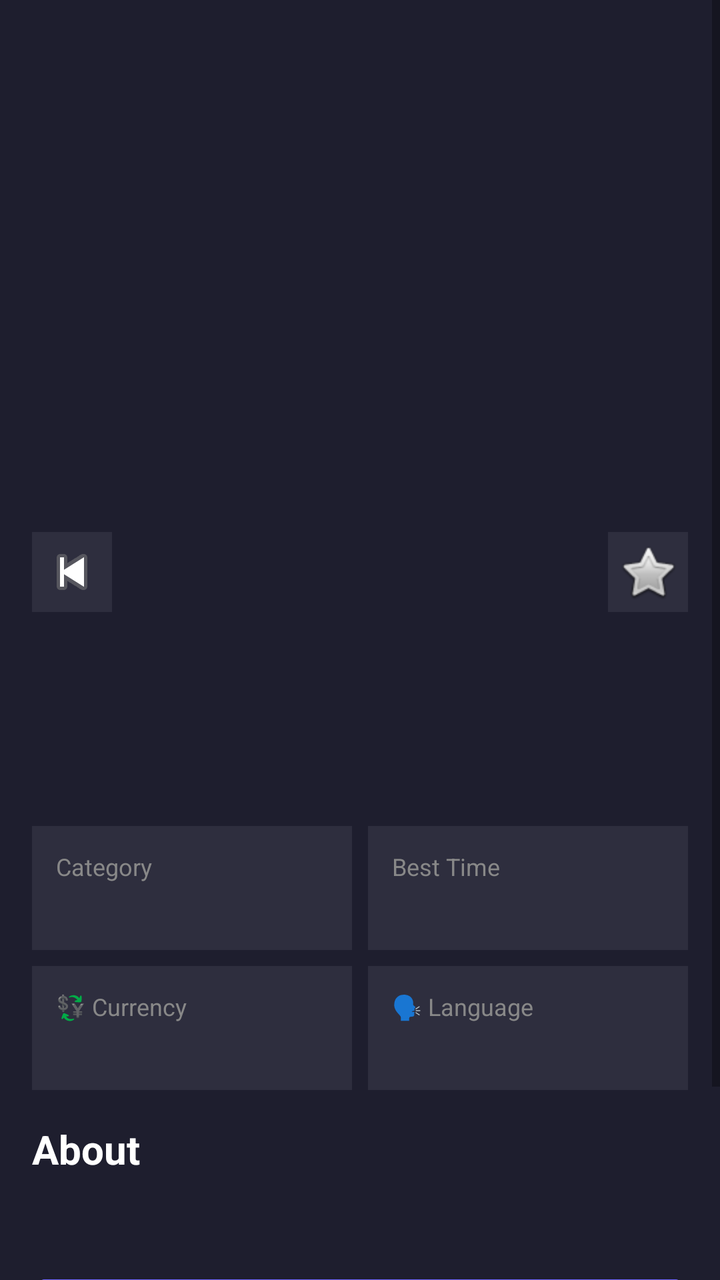
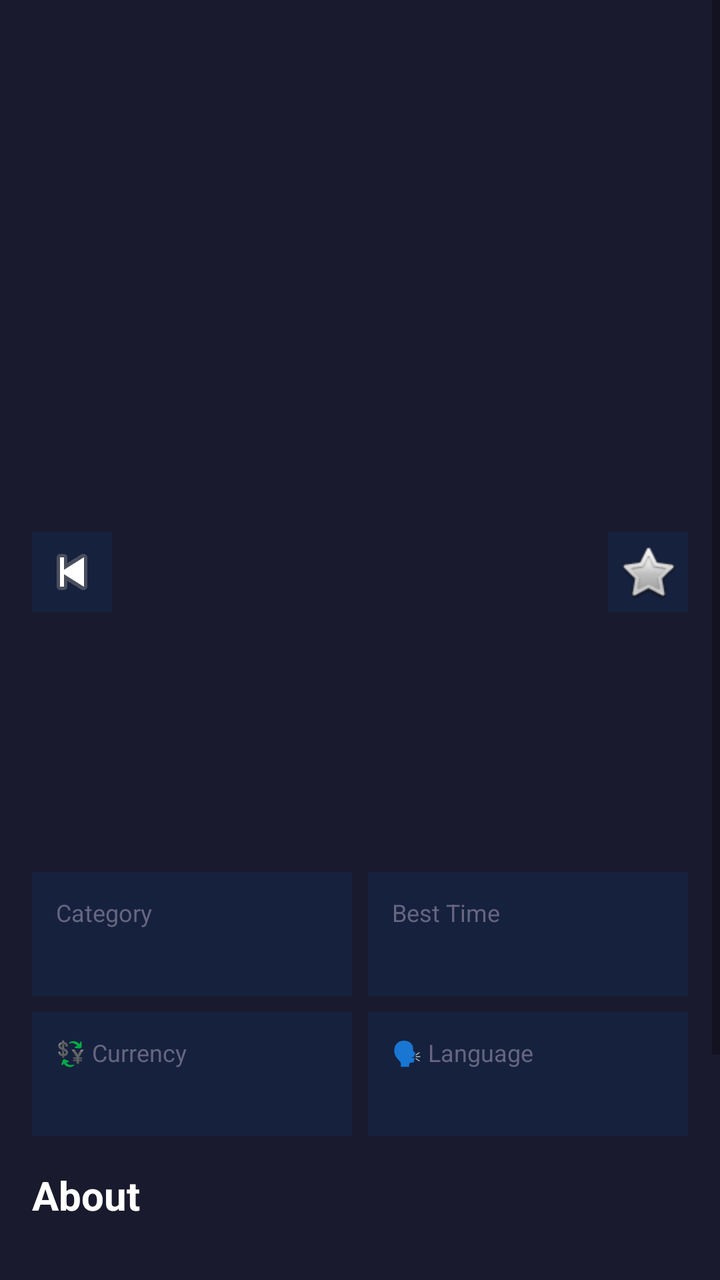

Compare the two renders of this Android layout. The source of the first and the diff that turns it into the second are given below.
<!-- AndroidManifest.xml: application theme Theme.TravelGuideApp -->
<!-- res/layout/fragment_detail.xml -->
<?xml version="1.0" encoding="utf-8"?>
<ScrollView xmlns:android="http://schemas.android.com/apk/res/android"
    android:layout_width="match_parent"
    android:layout_height="match_parent"
    android:background="#1E1E2E">

    <LinearLayout
        android:layout_width="match_parent"
        android:layout_height="wrap_content"
        android:orientation="vertical">

        
        <ImageView
            android:id="@+id/ivDestinationImage"
            android:layout_width="match_parent"
            android:layout_height="250dp"
            android:scaleType="centerCrop" />

        
        <LinearLayout
            android:layout_width="match_parent"
            android:layout_height="wrap_content"
            android:orientation="horizontal"
            android:padding="16dp">

            <ImageButton
                android:id="@+id/btnBack"
                android:layout_width="40dp"
                android:layout_height="40dp"
                android:background="#2E2E3E"
                android:src="@android:drawable/ic_media_previous"
                android:contentDescription="Back" />

            <View
                android:layout_width="0dp"
                android:layout_height="wrap_content"
                android:layout_weight="1" />

            <ImageButton
                android:id="@+id/btnWishlist"
                android:layout_width="40dp"
                android:layout_height="40dp"
                android:background="#2E2E3E"
                android:src="@android:drawable/btn_star_big_off"
                android:contentDescription="Wishlist" />

        </LinearLayout>

        
        <LinearLayout
            android:layout_width="match_parent"
            android:layout_height="wrap_content"
            android:orientation="vertical"
            android:padding="16dp">

            
            <LinearLayout
                android:layout_width="match_parent"
                android:layout_height="wrap_content"
                android:orientation="horizontal"
                android:baselineAligned="false">

                <LinearLayout
                    android:layout_width="0dp"
                    android:layout_height="wrap_content"
                    android:layout_weight="1"
                    android:orientation="vertical">

                    <TextView
                        android:id="@+id/tvDestinationName"
                        android:layout_width="wrap_content"
                        android:layout_height="wrap_content"
                        android:textColor="#FFFFFF"
                        android:textSize="28sp"
                        android:textStyle="bold" />

                    <TextView
                        android:id="@+id/tvCountry"
                        android:layout_width="wrap_content"
                        android:layout_height="wrap_content"
                        android:textColor="#AAAAAA"
                        android:textSize="16sp" />

                </LinearLayout>

                <TextView
                    android:id="@+id/tvRating"
                    android:layout_width="wrap_content"
                    android:layout_height="wrap_content"
                    android:textColor="#FFD700"
                    android:textSize="20sp"
                    android:textStyle="bold" />

            </LinearLayout>

            
            <LinearLayout
                android:layout_width="match_parent"
                android:layout_height="wrap_content"
                android:orientation="horizontal"
                android:layout_marginTop="16dp"
                android:baselineAligned="false"
                android:weightSum="2">

                <LinearLayout
                    android:layout_width="0dp"
                    android:layout_height="wrap_content"
                    android:layout_weight="1"
                    android:background="#2E2E3E"
                    android:orientation="vertical"
                    android:padding="12dp"
                    android:layout_marginEnd="8dp">

                    <TextView
                        android:layout_width="wrap_content"
                        android:layout_height="wrap_content"
                        android:text="Category"
                        android:textColor="#888888"
                        android:textSize="12sp" />

                    <TextView
                        android:id="@+id/tvCategory"
                        android:layout_width="wrap_content"
                        android:layout_height="wrap_content"
                        android:textColor="#FFFFFF"
                        android:textSize="16sp"
                        android:textStyle="bold" />

                </LinearLayout>

                <LinearLayout
                    android:layout_width="0dp"
                    android:layout_height="wrap_content"
                    android:layout_weight="1"
                    android:background="#2E2E3E"
                    android:orientation="vertical"
                    android:padding="12dp">

                    <TextView
                        android:layout_width="wrap_content"
                        android:layout_height="wrap_content"
                        android:text="Best Time"
                        android:textColor="#888888"
                        android:textSize="12sp" />

                    <TextView
                        android:id="@+id/tvBestTime"
                        android:layout_width="wrap_content"
                        android:layout_height="wrap_content"
                        android:textColor="#FFFFFF"
                        android:textSize="16sp"
                        android:textStyle="bold" />

                </LinearLayout>

            </LinearLayout>

            
            <LinearLayout
                android:layout_width="match_parent"
                android:layout_height="wrap_content"
                android:orientation="horizontal"
                android:layout_marginTop="8dp"
                android:baselineAligned="false"
                android:weightSum="2">

                <LinearLayout
                    android:layout_width="0dp"
                    android:layout_height="wrap_content"
                    android:layout_weight="1"
                    android:background="#2E2E3E"
                    android:orientation="vertical"
                    android:padding="12dp"
                    android:layout_marginEnd="8dp">

                    <TextView
                        android:layout_width="wrap_content"
                        android:layout_height="wrap_content"
                        android:text="💱 Currency"
                        android:textColor="#888888"
                        android:textSize="12sp" />

                    <TextView
                        android:id="@+id/tvCurrency"
                        android:layout_width="wrap_content"
                        android:layout_height="wrap_content"
                        android:textColor="#FFFFFF"
                        android:textSize="16sp"
                        android:textStyle="bold" />

                </LinearLayout>

                <LinearLayout
                    android:layout_width="0dp"
                    android:layout_height="wrap_content"
                    android:layout_weight="1"
                    android:background="#2E2E3E"
                    android:orientation="vertical"
                    android:padding="12dp">

                    <TextView
                        android:layout_width="wrap_content"
                        android:layout_height="wrap_content"
                        android:text="🗣️ Language"
                        android:textColor="#888888"
                        android:textSize="12sp" />

                    <TextView
                        android:id="@+id/tvLanguage"
                        android:layout_width="wrap_content"
                        android:layout_height="wrap_content"
                        android:textColor="#FFFFFF"
                        android:textSize="16sp"
                        android:textStyle="bold" />

                </LinearLayout>

            </LinearLayout>

            
            <TextView
                android:layout_width="wrap_content"
                android:layout_height="wrap_content"
                android:text="About"
                android:textColor="#FFFFFF"
                android:textSize="20sp"
                android:textStyle="bold"
                android:layout_marginTop="16dp"
                android:layout_marginBottom="8dp" />

            <TextView
                android:id="@+id/tvDescription"
                android:layout_width="match_parent"
                android:layout_height="wrap_content"
                android:textColor="#AAAAAA"
                android:textSize="16sp"
                android:lineSpacingExtra="4dp" />

            
            <Button
                android:id="@+id/btnAddToPlanner"
                android:layout_width="match_parent"
                android:layout_height="wrap_content"
                android:layout_marginTop="16dp"
                android:backgroundTint="#6C63FF"
                android:text="📅 Add to Trip Planner"
                android:textColor="#FFFFFF"
                android:padding="14dp" />

            <Button
                android:id="@+id/btnAddJournal"
                android:layout_width="match_parent"
                android:layout_height="wrap_content"
                android:layout_marginTop="8dp"
                android:backgroundTint="#2E2E3E"
                android:text="📔 Write Journal Entry"
                android:textColor="#FFFFFF"
                android:padding="14dp" />

        </LinearLayout>

    </LinearLayout>

</ScrollView>
<!-- resources referenced by this layout -->
<resources>
  <style name="Theme.TravelGuideApp" parent="Theme.MaterialComponents.DayNight.NoActionBar">
          <item name="colorPrimary">@color/primary</item>
          <item name="colorPrimaryVariant">@color/primary_dark</item>
          <item name="colorOnPrimary">@color/text_primary</item>
          <item name="colorSecondary">@color/accent_gold</item>
          <item name="colorOnSecondary">@color/background_dark</item>
          <item name="android:windowBackground">@color/background_dark</item>
          <item name="android:statusBarColor">@color/background_dark</item>
          <item name="android:navigationBarColor">@color/bottom_nav_background</item>
  
          
          <item name="materialCardViewStyle">@style/CardStyle</item>
  
          
          <item name="materialButtonStyle">@style/ButtonStyle</item>
      </style>
  <color name="primary">#6C63FF</color>
  <color name="primary_dark">#4B44CC</color>
  <color name="text_primary">#FFFFFF</color>
  <color name="accent_gold">#FFD700</color>
  <color name="background_dark">#1A1A2E</color>
  <color name="bottom_nav_background">#16213E</color>
  <style name="CardStyle" parent="Widget.MaterialComponents.CardView">
          <item name="cardBackgroundColor">@color/background_card</item>
          <item name="cardCornerRadius">16dp</item>
          <item name="cardElevation">8dp</item>
      </style>
  <style name="ButtonStyle" parent="Widget.MaterialComponents.Button">
          <item name="backgroundTint">@color/primary</item>
          <item name="android:textColor">@color/text_primary</item>
          <item name="cornerRadius">12dp</item>
      </style>
  <color name="background_card">#16213E</color>
</resources>

<!-- the commit's change to res/layout/fragment_detail.xml (unified diff, before → after) -->
@@ -2,7 +2,7 @@
 <ScrollView xmlns:android="http://schemas.android.com/apk/res/android"
     android:layout_width="match_parent"
     android:layout_height="match_parent"
-    android:background="#1E1E2E">
+    android:background="@color/background_dark">
 
     <LinearLayout
         android:layout_width="match_parent"
@@ -27,7 +27,7 @@
                 android:id="@+id/btnBack"
                 android:layout_width="40dp"
                 android:layout_height="40dp"
-                android:background="#2E2E3E"
+                android:background="@color/background_card"
                 android:src="@android:drawable/ic_media_previous"
                 android:contentDescription="Back" />
 
@@ -40,7 +40,7 @@
                 android:id="@+id/btnWishlist"
                 android:layout_width="40dp"
                 android:layout_height="40dp"
-                android:background="#2E2E3E"
+                android:background="@color/background_card"
                 android:src="@android:drawable/btn_star_big_off"
                 android:contentDescription="Wishlist" />
 
@@ -70,7 +70,7 @@
                         android:id="@+id/tvDestinationName"
                         android:layout_width="wrap_content"
                         android:layout_height="wrap_content"
-                        android:textColor="#FFFFFF"
+                        android:textColor="@color/text_primary"
                         android:textSize="28sp"
                         android:textStyle="bold" />
 
@@ -78,7 +78,7 @@
                         android:id="@+id/tvCountry"
                         android:layout_width="wrap_content"
                         android:layout_height="wrap_content"
-                        android:textColor="#AAAAAA"
+                        android:textColor="@color/text_secondary"
                         android:textSize="16sp" />
 
                 </LinearLayout>
@@ -87,11 +87,139 @@
                     android:id="@+id/tvRating"
                     android:layout_width="wrap_content"
                     android:layout_height="wrap_content"
-                    android:textColor="#FFD700"
+                    android:textColor="@color/accent_gold"
                     android:textSize="20sp"
                     android:textStyle="bold" />
 
             </LinearLayout>
+
+            
+            <TextView
+                android:id="@+id/tvPopulation"
+                android:layout_width="wrap_content"
+                android:layout_height="wrap_content"
+                android:textColor="@color/text_secondary"
+                android:textSize="14sp"
+                android:layout_marginTop="4dp" />
+
+            
+            <androidx.cardview.widget.CardView
+                xmlns:app="http://schemas.android.com/apk/res-auto"
+                android:id="@+id/weatherCard"
+                android:layout_width="match_parent"
+                android:layout_height="wrap_content"
+                android:layout_marginTop="16dp"
+                android:visibility="gone"
+                app:cardBackgroundColor="@color/background_card"
+                app:cardCornerRadius="16dp"
+                app:cardElevation="4dp">
+
+                <LinearLayout
+                    android:layout_width="match_parent"
+                    android:layout_height="wrap_content"
+                    android:orientation="vertical"
+                    android:padding="16dp">
+
+                    <TextView
+                        android:layout_width="wrap_content"
+                        android:layout_height="wrap_content"
+                        android:text="🌤️ Live Weather"
+                        android:textColor="@color/text_primary"
+                        android:textSize="16sp"
+                        android:textStyle="bold"
+                        android:layout_marginBottom="12dp" />
+
+                    <LinearLayout
+                        android:layout_width="match_parent"
+                        android:layout_height="wrap_content"
+                        android:orientation="horizontal"
+                        android:baselineAligned="false"
+                        android:weightSum="3">
+
+                        <LinearLayout
+                            android:layout_width="0dp"
+                            android:layout_height="wrap_content"
+                            android:layout_weight="1"
+                            android:gravity="center"
+                            android:orientation="vertical">
+
+                            <TextView
+                                android:id="@+id/tvWeatherEmoji"
+                                android:layout_width="wrap_content"
+                                android:layout_height="wrap_content"
+                                android:textSize="32sp" />
+
+                            <TextView
+                                android:id="@+id/tvWeatherTemp"
+                                android:layout_width="wrap_content"
+                                android:layout_height="wrap_content"
+                                android:textColor="@color/text_primary"
+                                android:textSize="18sp"
+                                android:textStyle="bold" />
+
+                            <TextView
+                                android:layout_width="wrap_content"
+                                android:layout_height="wrap_content"
+                                android:text="Temperature"
+                                android:textColor="@color/text_secondary"
+                                android:textSize="12sp" />
+
+                        </LinearLayout>
+
+                        <LinearLayout
+                            android:layout_width="0dp"
+                            android:layout_height="wrap_content"
+                            android:layout_weight="1"
+                            android:gravity="center"
+                            android:orientation="vertical">
+
+                            <TextView
+                                android:id="@+id/tvWeatherDesc"
+                                android:layout_width="wrap_content"
+                                android:layout_height="wrap_content"
+                                android:textColor="@color/text_primary"
+                                android:textSize="14sp"
+                                android:textStyle="bold"
+                                android:gravity="center" />
+
+                            <TextView
+                                android:layout_width="wrap_content"
+                                android:layout_height="wrap_content"
+                                android:text="Condition"
+                                android:textColor="@color/text_secondary"
+                                android:textSize="12sp" />
+
+                        </LinearLayout>
+
+                        <LinearLayout
+                            android:layout_width="0dp"
+                            android:layout_height="wrap_content"
+                            android:layout_weight="1"
+                            android:gravity="center"
+                            android:orientation="vertical">
+
+                            <TextView
+                                android:id="@+id/tvWeatherWind"
+                                android:layout_width="wrap_content"
+                                android:layout_height="wrap_content"
+                                android:textColor="@color/text_primary"
+                                android:textSize="18sp"
+                                android:textStyle="bold" />
+
+                            <TextView
+                                android:layout_width="wrap_content"
+                                android:layout_height="wrap_content"
+                                android:text="Wind km/h"
+                                android:textColor="@color/text_secondary"
+                                android:textSize="12sp" />
+
+                        </LinearLayout>
+
+                    </LinearLayout>
+
+                </LinearLayout>
+
+            </androidx.cardview.widget.CardView>
 
             
             <LinearLayout
@@ -106,7 +234,7 @@
                     android:layout_width="0dp"
                     android:layout_height="wrap_content"
                     android:layout_weight="1"
-                    android:background="#2E2E3E"
+                    android:background="@color/background_card"
                     android:orientation="vertical"
                     android:padding="12dp"
                     android:layout_marginEnd="8dp">
@@ -115,24 +243,24 @@
                         android:layout_width="wrap_content"
                         android:layout_height="wrap_content"
                         android:text="Category"
-                        android:textColor="#888888"
+                        android:textColor="@color/text_hint"
                         android:textSize="12sp" />
 
                     <TextView
                         android:id="@+id/tvCategory"
                         android:layout_width="wrap_content"
                         android:layout_height="wrap_content"
-                        android:textColor="#FFFFFF"
-                        android:textSize="16sp"
-                        android:textStyle="bold" />
-
-                </LinearLayout>
-
-                <LinearLayout
-                    android:layout_width="0dp"
-                    android:layout_height="wrap_content"
-                    android:layout_weight="1"
-                    android:background="#2E2E3E"
+                        android:textColor="@color/text_primary"
+                        android:textSize="16sp"
+                        android:textStyle="bold" />
+
+                </LinearLayout>
+
+                <LinearLayout
+                    android:layout_width="0dp"
+                    android:layout_height="wrap_content"
+                    android:layout_weight="1"
+                    android:background="@color/background_card"
                     android:orientation="vertical"
                     android:padding="12dp">
 
@@ -140,14 +268,14 @@
                         android:layout_width="wrap_content"
                         android:layout_height="wrap_content"
                         android:text="Best Time"
-                        android:textColor="#888888"
+                        android:textColor="@color/text_hint"
                         android:textSize="12sp" />
 
                     <TextView
                         android:id="@+id/tvBestTime"
                         android:layout_width="wrap_content"
                         android:layout_height="wrap_content"
-                        android:textColor="#FFFFFF"
+                        android:textColor="@color/text_primary"
                         android:textSize="16sp"
                         android:textStyle="bold" />
 
@@ -168,7 +296,7 @@
                     android:layout_width="0dp"
                     android:layout_height="wrap_content"
                     android:layout_weight="1"
-                    android:background="#2E2E3E"
+                    android:background="@color/background_card"
                     android:orientation="vertical"
                     android:padding="12dp"
                     android:layout_marginEnd="8dp">
@@ -177,24 +305,24 @@
                         android:layout_width="wrap_content"
                         android:layout_height="wrap_content"
                         android:text="💱 Currency"
-                        android:textColor="#888888"
+                        android:textColor="@color/text_hint"
                         android:textSize="12sp" />
 
                     <TextView
                         android:id="@+id/tvCurrency"
                         android:layout_width="wrap_content"
                         android:layout_height="wrap_content"
-                        android:textColor="#FFFFFF"
-                        android:textSize="16sp"
-                        android:textStyle="bold" />
-
-                </LinearLayout>
-
-                <LinearLayout
-                    android:layout_width="0dp"
-                    android:layout_height="wrap_content"
-                    android:layout_weight="1"
-                    android:background="#2E2E3E"
+                        android:textColor="@color/text_primary"
+                        android:textSize="16sp"
+                        android:textStyle="bold" />
+
+                </LinearLayout>
+
+                <LinearLayout
+                    android:layout_width="0dp"
+                    android:layout_height="wrap_content"
+                    android:layout_weight="1"
+                    android:background="@color/background_card"
                     android:orientation="vertical"
                     android:padding="12dp">
 
@@ -202,14 +330,14 @@
                         android:layout_width="wrap_content"
                         android:layout_height="wrap_content"
                         android:text="🗣️ Language"
-                        android:textColor="#888888"
+                        android:textColor="@color/text_hint"
                         android:textSize="12sp" />
 
                     <TextView
                         android:id="@+id/tvLanguage"
                         android:layout_width="wrap_content"
                         android:layout_height="wrap_content"
-                        android:textColor="#FFFFFF"
+                        android:textColor="@color/text_primary"
                         android:textSize="16sp"
                         android:textStyle="bold" />
 
@@ -222,7 +350,7 @@
                 android:layout_width="wrap_content"
                 android:layout_height="wrap_content"
                 android:text="About"
-                android:textColor="#FFFFFF"
+                android:textColor="@color/text_primary"
                 android:textSize="20sp"
                 android:textStyle="bold"
                 android:layout_marginTop="16dp"
@@ -232,7 +360,7 @@
                 android:id="@+id/tvDescription"
                 android:layout_width="match_parent"
                 android:layout_height="wrap_content"
-                android:textColor="#AAAAAA"
+                android:textColor="@color/text_secondary"
                 android:textSize="16sp"
                 android:lineSpacingExtra="4dp" />
 
@@ -242,9 +370,9 @@
                 android:layout_width="match_parent"
                 android:layout_height="wrap_content"
                 android:layout_marginTop="16dp"
-                android:backgroundTint="#6C63FF"
+                android:backgroundTint="@color/primary"
                 android:text="📅 Add to Trip Planner"
-                android:textColor="#FFFFFF"
+                android:textColor="@color/text_primary"
                 android:padding="14dp" />
 
             <Button
@@ -252,9 +380,9 @@
                 android:layout_width="match_parent"
                 android:layout_height="wrap_content"
                 android:layout_marginTop="8dp"
-                android:backgroundTint="#2E2E3E"
+                android:backgroundTint="@color/background_card"
                 android:text="📔 Write Journal Entry"
-                android:textColor="#FFFFFF"
+                android:textColor="@color/text_primary"
                 android:padding="14dp" />
 
         </LinearLayout>
<!-- resource entries referenced after the edit -->
@@ -1,5 +1,12 @@
 <!-- resources referenced by this layout -->
 <resources>
+  <color name="accent_gold">#FFD700</color>
+  <color name="background_card">#16213E</color>
+  <color name="background_dark">#1A1A2E</color>
+  <color name="primary">#6C63FF</color>
+  <color name="text_hint">#666680</color>
+  <color name="text_primary">#FFFFFF</color>
+  <color name="text_secondary">#B0B0C0</color>
   <style name="Theme.TravelGuideApp" parent="Theme.MaterialComponents.DayNight.NoActionBar">
           <item name="colorPrimary">@color/primary</item>
           <item name="colorPrimaryVariant">@color/primary_dark</item>
@@ -16,11 +23,7 @@
           
           <item name="materialButtonStyle">@style/ButtonStyle</item>
       </style>
-  <color name="primary">#6C63FF</color>
   <color name="primary_dark">#4B44CC</color>
-  <color name="text_primary">#FFFFFF</color>
-  <color name="accent_gold">#FFD700</color>
-  <color name="background_dark">#1A1A2E</color>
   <color name="bottom_nav_background">#16213E</color>
   <style name="CardStyle" parent="Widget.MaterialComponents.CardView">
           <item name="cardBackgroundColor">@color/background_card</item>
@@ -32,6 +35,5 @@
           <item name="android:textColor">@color/text_primary</item>
           <item name="cornerRadius">12dp</item>
       </style>
-  <color name="background_card">#16213E</color>
 </resources>
 
